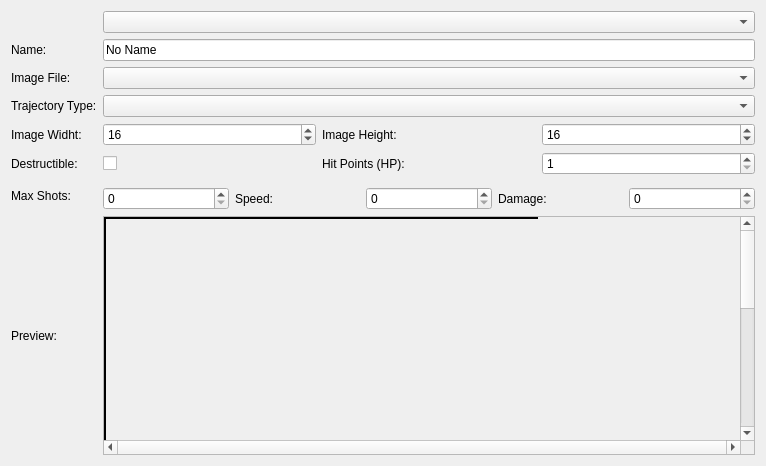
Above: editor/mainwindow_tab/projectile_edit.ui from protoman/rockbot before the change. Below: the same form after it.
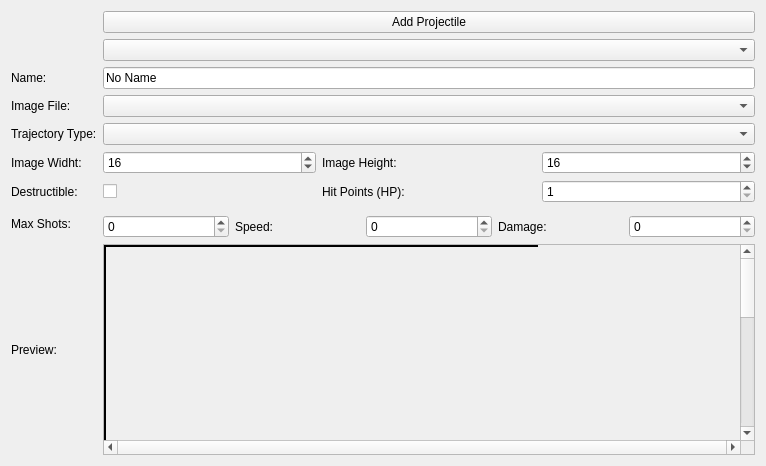
That is the form after the change. Custom widgets are drawn as their Qt base class.

Commit message: - make AI into own file and with undetermined size - make projectiles into own file and with undetermined size - remove hack that used enemies sprites for AI reaction properties

Patch:
```diff
--- a/editor/mainwindow_tab/projectile_edit.ui
+++ b/editor/mainwindow_tab/projectile_edit.ui
@@ -233,6 +233,13 @@
        </property>
       </widget>
      </item>
+     <item row="0" column="1">
+      <widget class="QPushButton" name="pushButton">
+       <property name="text">
+        <string>Add Projectile</string>
+       </property>
+      </widget>
+     </item>
     </layout>
    </item>
   </layout>
```
The commit also changes 21 other files.
